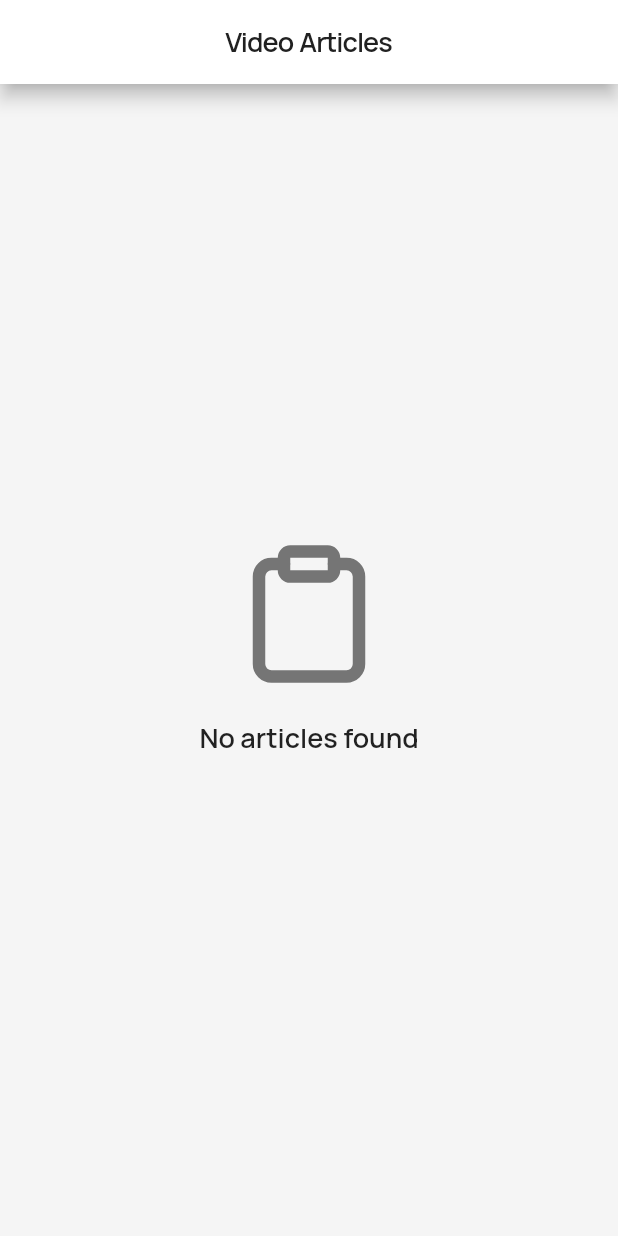
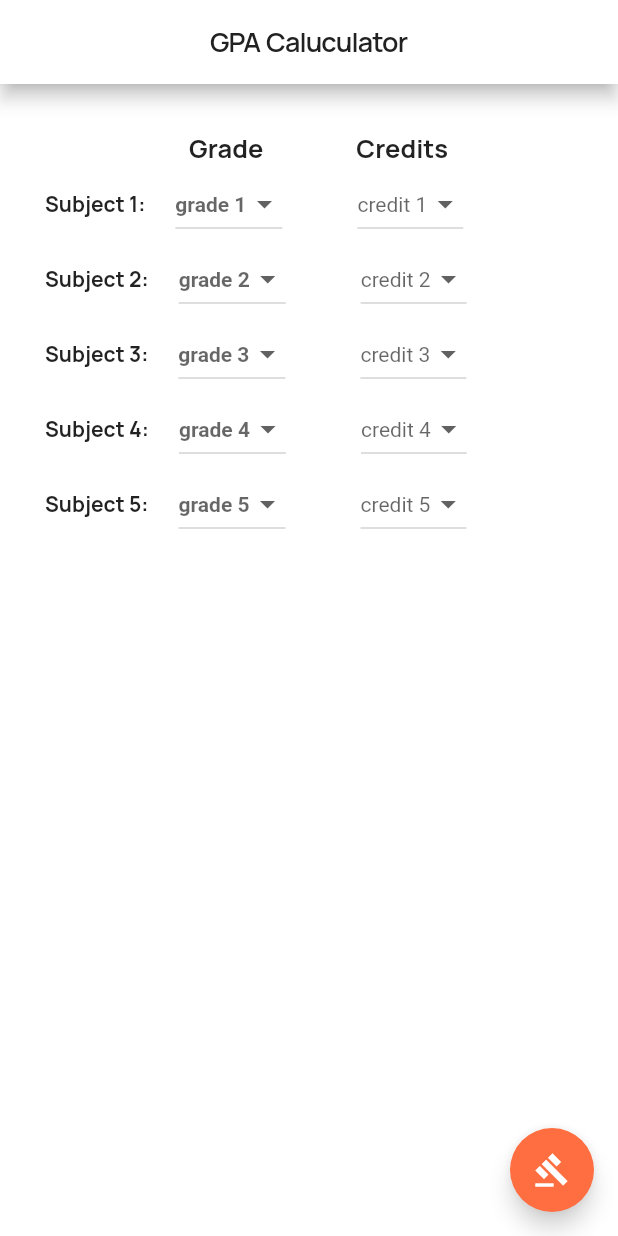
Before and after one commit to ineffablesam/VITAP-APP-Flutter-version, a Flutter app: the VideoArticles screen opened directly, on a phone screen of 412 x 824 dp. Run offline on Flutter 3.47's test engine with Material 2 defaults, Android fonts, the phone set to English and light mode, and no system bars; our stand-ins replace badges, better_player, cached_network_image, cloud_firestore, dots_indicator, easy_localization and 24 more; missing offline and left inert: facebook_audience_network, flutter_facebook_auth, flutter_web_browser, launch_review, the_apple_sign_in; accounts and stored records are empty.

Commit message:
added the core caluculator

```diff
--- a/lib/pages/videos.dart
+++ b/lib/pages/videos.dart
@@ -57,62 +57,248 @@ class _VideoArticlesState extends State<VideoArticles>
         appBar: AppBar(
           centerTitle: true,
           automaticallyImplyLeading: false,
-        title: Text('video articles').tr(),
+          title: Text('GPA Caluculator').tr(),
           elevation: 5,
         ),
-      body: RefreshIndicator(
-        child: vb.hasData == false
-            ? ListView(
+        body: Center(child: GPACaluculator(5)));
+  }
+
+  @override
+  bool get wantKeepAlive => true;
+}
+
+class GPACaluculator extends StatefulWidget {
+  final int n;
+  GPACaluculator(this.n);
+
+  @override
+  State<GPACaluculator> createState() => _GPACaluculatorState();
+}
+
+class _GPACaluculatorState extends State<GPACaluculator> {
+  List<String> _items =
+      ['S', 'A+', 'A', 'B+', 'B', 'C', 'D', 'F/Ab/I'].toList();
+  List<String> _itemsCp = ['1', '2', '3', '4', '5'].toList();
+  var _selection;
+  var _selectionCp;
+  var list;
+
+  @override
+  void initState() {
+    super.initState();
+    _selection = List<String>.filled(widget.n, "0");
+    _selectionCp = List<String>.filled(widget.n, "0");
+    list = new List<int>.generate(widget.n, (i) => i);
+  }
+
+  @override
+  Widget build(BuildContext context) {
+    int sogxc = 0, soc = 0;
+    var textFields = <Widget>[];
+    bool safeToNavigate = true;
+    textFields.add(
+      new Row(children: [
+        new Padding(
+          padding: new EdgeInsets.only(left: 96.0),
+        ),
+        new Column(children: [
+          new Text(
+            "Grade",
+            overflow: TextOverflow.ellipsis,
+            style: new TextStyle(fontWeight: FontWeight.bold, fontSize: 17.0),
+          ),
+        ]),
+        new Padding(
+          padding: new EdgeInsets.only(left: 62.0),
+        ),
+        new Column(
           children: [
-                  SizedBox(
-                    height: MediaQuery.of(context).size.height * 0.35,
+            new Text(
+              "Credits",
+              overflow: TextOverflow.ellipsis,
+              style: new TextStyle(fontWeight: FontWeight.bold, fontSize: 17.0),
             ),
-                  EmptyPage(
-                      icon: Feather.clipboard,
-                      message: 'no articles found'.tr(),
-                      message1: ''),
           ],
-              )
-            : ListView.separated(
-                padding: EdgeInsets.fromLTRB(10, 15, 10, 15),
-                controller: controller,
-                physics: AlwaysScrollableScrollPhysics(),
-                itemCount: vb.data.length != 0 ? vb.data.length + 1 : 5,
-                separatorBuilder: (BuildContext context, int index) => SizedBox(
-                  height: 15,
         ),
-
-                //shrinkWrap: true,
-                itemBuilder: (_, int index) {
-                  if (index < vb.data.length) {
-                    if (index.isOdd)
-                      return Card4(d: vb.data[index], heroTag: 'video$index');
-                    else
-                      return Card5(
-                        d: vb.data[index],
-                        heroTag: 'video$index',
+        new Padding(
+          padding: new EdgeInsets.only(bottom: 25.0),
+        ),
+      ]),
     );
-                  }
-                  return Opacity(
-                    opacity: vb.isLoading ? 1.0 : 0.0,
-                    child: vb.lastVisible == null
-                        ? LoadingCard(height: 250)
-                        : Center(
-                            child: SizedBox(
-                                width: 32.0,
-                                height: 32.0,
-                                child: new CupertinoActivityIndicator()),
+    list.forEach((i) {
+      textFields.add(
+        new Column(
+          children: [
+            new Row(
+                //   mainAxisAlignment: MainAxisAlignment.center,
+                // crossAxisAlignment: CrossAxisAlignment.center,
+                children: [
+                  new Text(
+                    "Subject ${i + 1}:",
+                    style: new TextStyle(fontWeight: FontWeight.bold),
+                  ),
+                  new Padding(
+                    padding: new EdgeInsets.all(10.0),
+                  ),
+                  new DropdownButton<String>(
+                    style: TextStyle(fontWeight: FontWeight.bold),
+                    hint: new Text(
+                      "grade ${i + 1}",
+                    ),
+                    value: _selection[i] == "0" ? null : _selection[i],
+                    items: _items.map((String item) {
+                      return new DropdownMenuItem<String>(
+                        value: item,
+                        child: new Text(
+                          item,
+                          textAlign: TextAlign.center,
+                          style: new TextStyle(
+                            color: Colors.purple[400],
+                          ),
                         ),
                       );
+                    }).toList(),
+                    onChanged: (s) {
+                      setState(() {
+                        _selection[i] = s;
+                      });
                     },
                   ),
-        onRefresh: () async {
-          context.read<VideosBloc>().onRefresh(mounted, _orderBy);
+                  new Padding(
+                    padding: new EdgeInsets.all(25.0),
+                  ),
+                  new DropdownButton<String>(
+                    style: TextStyle(fontWeight: FontWeight.bold),
+                    hint: new Text(
+                      "credit ${i + 1}",
+                      style: TextStyle(fontWeight: FontWeight.normal),
+                    ),
+                    value: _selectionCp[i] == "0" ? null : _selectionCp[i],
+                    items: _itemsCp.map((String items) {
+                      return new DropdownMenuItem<String>(
+                        value: items,
+                        child: new Text(
+                          items,
+                          textAlign: TextAlign.center,
+                          style: TextStyle(fontWeight: FontWeight.normal),
+                        ),
+                      );
+                    }).toList(),
+                    onChanged: (s) {
+                      setState(() {
+                        _selectionCp[i] = s;
+                      });
+                    },
+                  ),
+                ]),
+          ],
+        ),
+      );
+    });
+
+    double res = 0.0;
+
+    return new Scaffold(
+      backgroundColor: Theme.of(context).backgroundColor,
+      body: new Container(
+        decoration: new BoxDecoration(
+            border: new Border.all(color: Colors.transparent, width: 30.0)),
+        child: new ListView(
+          children: textFields,
+        ),
+      ),
+      floatingActionButton: new FloatingActionButton(
+        tooltip: 'Calculate',
+        backgroundColor: Colors.deepOrangeAccent,
+        child: new Icon(Icons.gavel),
+        onPressed: () {
+          for (int i = 0; i < widget.n; i++) {
+            if (_selectionCp[i] == null) {
+              safeToNavigate = false;
+              continue;
+            }
+            if (_selection[i] == null) {
+              safeToNavigate = false;
+              continue;
+            }
+            int r = int.parse(_selectionCp[i]);
+            int gp = calculate(_selection[i]);
+            int cp = r;
+            int gxc = gp * cp;
+            sogxc += gxc;
+            soc += cp;
+          }
+          res = sogxc / soc;
+          if (safeToNavigate)
+            showRes(res);
+          else {
+            alert();
+          }
         },
       ),
     );
   }
 
-  @override
-  bool get wantKeepAlive => true;
+  int calculate(var a) {
+    if (a == "O") return 10;
+    if (a == "A+") return 9;
+    if (a == "A") return 8;
+    if (a == "B+") return 7;
+    if (a == "B") return 6;
+    if (a == "C") return 5;
+    if (a == "P") return 4;
+    if (a == "F/Ab/I") return 0;
+    return 0;
   }
+
+  Future<Null> showRes(double num) async {
+    return showDialog<Null>(
+      context: context,
+      barrierDismissible: false, // user must tap button!
+      builder: (BuildContext context) {
+        return new AlertDialog(
+          title: new Text('GPA'),
+          content: new SingleChildScrollView(
+            child: Text("$num"),
+          ),
+          actions: <Widget>[
+            new TextButton(
+              child: new Text('retry'),
+              onPressed: () {
+                Navigator.of(context).pop();
+              },
+            ),
+          ],
+        );
+      },
+    );
+  }
+
+  Future<Null> alert() async {
+    return showDialog<Null>(
+      context: context,
+      barrierDismissible: false, // user must tap button!
+      builder: (BuildContext context) {
+        return new AlertDialog(
+          title: new Text('Rewind and remember'),
+          content: new SingleChildScrollView(
+            child: new ListBody(
+              children: <Widget>[
+                new Text('You have done something terrible.'),
+                new Text('Go back and reflect on your mistakes.'),
+              ],
+            ),
+          ),
+          actions: <Widget>[
+            new TextButton(
+              child: new Text('retry'),
+              onPressed: () {
+                Navigator.of(context).pop();
+              },
+            ),
+          ],
+        );
+      },
+    );
+  }
+}
```
Lines whose indentation alone changed are shown as unchanged.
